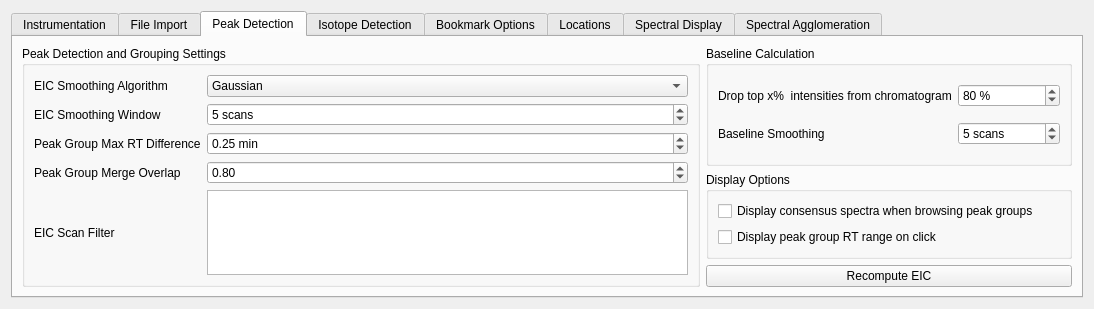
Before: the Qt Designer form src/maven/forms/settingsform.ui in eugenemel/maven, drawn with Qt 5.
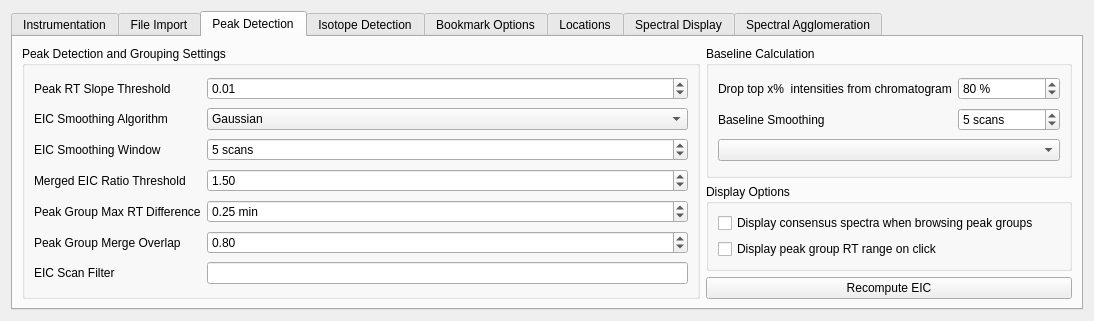
After: the same form once the commit is applied. Icons and pictures are not drawn.

Commit message: Issue 549, 620: Updated settings form with additional parameters.

What changed in the file:
```diff
--- a/src/maven/forms/settingsform.ui
+++ b/src/maven/forms/settingsform.ui
@@ -7,7 +7,7 @@
     <x>0</x>
     <y>0</y>
     <width>1094</width>
-    <height>309</height>
+    <height>321</height>
    </rect>
   </property>
   <property name="sizePolicy">
@@ -352,31 +352,25 @@
       </attribute>
       <layout class="QGridLayout" name="gridLayout_7">
        <item row="0" column="1" rowspan="2">
-        <widget class="QGroupBox" name="groupBox_7">
+        <widget class="QGroupBox" name="boxBaseline">
          <property name="title">
           <string>Baseline Calculation</string>
          </property>
          <layout class="QGridLayout" name="gridLayout_6">
+          <item row="0" column="0">
+           <widget class="QLabel" name="lblDropTopX">
+            <property name="text">
+             <string>Drop top x%  intensities from chromatogram</string>
+            </property>
+           </widget>
+          </item>
           <item row="1" column="0">
-           <widget class="QLabel" name="label_20">
+           <widget class="QLabel" name="lblBaselineSmoothing">
             <property name="text">
              <string>Baseline Smoothing </string>
             </property>
            </widget>
           </item>
-          <item row="1" column="1">
-           <widget class="QSpinBox" name="baseline_smoothing">
-            <property name="suffix">
-             <string> scans</string>
-            </property>
-            <property name="maximum">
-             <number>1000000</number>
-            </property>
-            <property name="value">
-             <number>5</number>
-            </property>
-           </widget>
-          </item>
           <item row="0" column="1">
            <widget class="QSpinBox" name="baseline_quantile">
             <property name="suffix">
@@ -393,30 +387,32 @@
             </property>
            </widget>
           </item>
-          <item row="0" column="0">
-           <widget class="QLabel" name="label_21">
-            <property name="text">
-             <string>Drop top x%  intensities from chromatogram</string>
+          <item row="1" column="1">
+           <widget class="QSpinBox" name="baseline_smoothing">
+            <property name="suffix">
+             <string> scans</string>
+            </property>
+            <property name="maximum">
+             <number>1000000</number>
+            </property>
+            <property name="value">
+             <number>5</number>
             </property>
            </widget>
           </item>
+          <item row="2" column="0" colspan="2">
+           <widget class="QComboBox" name="cmbBaselineType"/>
+          </item>
          </layout>
         </widget>
        </item>
-       <item row="3" column="1">
-        <widget class="QPushButton" name="recomputeEICButton">
-         <property name="text">
-          <string>Recompute EIC</string>
-         </property>
-        </widget>
-       </item>
        <item row="0" column="0" rowspan="4">
-        <widget class="QGroupBox" name="groupBox_3">
+        <widget class="QGroupBox" name="boxPeakDetectionGrouping">
          <property name="title">
           <string>Peak Detection and Grouping Settings</string>
          </property>
          <layout class="QGridLayout">
-          <item row="2" column="1">
+          <item row="4" column="1">
            <widget class="QDoubleSpinBox" name="grouping_maxRtWindow">
             <property name="suffix">
              <string> min</string>
@@ -432,24 +428,7 @@
             </property>
            </widget>
           </item>
-          <item row="2" column="0">
-           <widget class="QLabel" name="label_6">
-            <property name="text">
-             <string>Peak Group Max RT Difference</string>
-            </property>
-           </widget>
-          </item>
-          <item row="0" column="0">
-           <widget class="QLabel" name="label_22">
-            <property name="text">
-             <string>EIC Smoothing Algorithm</string>
-            </property>
-           </widget>
-          </item>
-          <item row="4" column="1">
-           <widget class="QPlainTextEdit" name="txtEICScanFilter"/>
-          </item>
-          <item row="0" column="1">
+          <item row="1" column="1">
            <widget class="QComboBox" name="eic_smoothingAlgorithm">
             <item>
              <property name="text">
@@ -463,14 +442,7 @@
             </item>
            </widget>
           </item>
-          <item row="1" column="0">
-           <widget class="QLabel" name="label_2">
-            <property name="text">
-             <string>EIC Smoothing Window </string>
-            </property>
-           </widget>
-          </item>
-          <item row="1" column="1">
+          <item row="2" column="1">
            <widget class="QSpinBox" name="eic_smoothingWindow">
             <property name="suffix">
              <string> scans</string>
@@ -486,14 +458,79 @@
             </property>
            </widget>
           </item>
-          <item row="4" column="0">
+          <item row="5" column="0">
+           <widget class="QLabel" name="lblMergeOverlap">
+            <property name="text">
+             <string>Peak Group Merge Overlap</string>
+            </property>
+           </widget>
+          </item>
+          <item row="7" column="0">
            <widget class="QLabel" name="lblEICScanFilter">
             <property name="text">
              <string>EIC Scan Filter</string>
             </property>
            </widget>
           </item>
+          <item row="0" column="1">
+           <widget class="QDoubleSpinBox" name="spnPeakRtSlopeThreshold">
+            <property name="maximum">
+             <double>1.000000000000000</double>
+            </property>
+            <property name="singleStep">
+             <double>0.010000000000000</double>
+            </property>
+            <property name="value">
+             <double>0.010000000000000</double>
+            </property>
+           </widget>
+          </item>
           <item row="3" column="1">
+           <widget class="QDoubleSpinBox" name="spnMergedEicIntensityRatio">
+            <property name="maximum">
+             <double>9999999.000000000000000</double>
+            </property>
+            <property name="value">
+             <double>1.500000000000000</double>
+            </property>
+           </widget>
+          </item>
+          <item row="3" column="0">
+           <widget class="QLabel" name="lblMergedEicRatio">
+            <property name="text">
+             <string>Merged EIC Ratio Threshold</string>
+            </property>
+           </widget>
+          </item>
+          <item row="0" column="0">
+           <widget class="QLabel" name="lblPeakRtSlopeThreshold">
+            <property name="text">
+             <string>Peak RT Slope Threshold</string>
+            </property>
+           </widget>
+          </item>
+          <item row="1" column="0">
+           <widget class="QLabel" name="lblEicSmoothingAlgorithm">
+            <property name="text">
+             <string>EIC Smoothing Algorithm</string>
+            </property>
+           </widget>
+          </item>
+          <item row="4" column="0">
+           <widget class="QLabel" name="lblPeakGroupMaxRt">
+            <property name="text">
+             <string>Peak Group Max RT Difference</string>
+            </property>
+           </widget>
+          </item>
+          <item row="2" column="0">
+           <widget class="QLabel" name="lblEicSmoothingWindow">
+            <property name="text">
+             <string>EIC Smoothing Window </string>
+            </property>
+           </widget>
+          </item>
+          <item row="5" column="1">
            <widget class="QDoubleSpinBox" name="spnMergeOverlap">
             <property name="maximum">
              <double>1.000000000000000</double>
@@ -503,18 +540,14 @@
             </property>
            </widget>
           </item>
-          <item row="3" column="0">
-           <widget class="QLabel" name="lblMergeOverlap">
-            <property name="text">
-             <string>Peak Group Merge Overlap</string>
-            </property>
-           </widget>
+          <item row="7" column="1">
+           <widget class="QLineEdit" name="lineEicScanFilter"/>
           </item>
          </layout>
         </widget>
        </item>
        <item row="2" column="1">
-        <widget class="QGroupBox" name="groupBox_8">
+        <widget class="QGroupBox" name="boxDisplayOptions">
          <property name="title">
           <string>Display Options</string>
          </property>
@@ -539,6 +572,13 @@
          </layout>
         </widget>
        </item>
+       <item row="3" column="1">
+        <widget class="QPushButton" name="recomputeEICButton">
+         <property name="text">
+          <string>Recompute EIC</string>
+         </property>
+        </widget>
+       </item>
       </layout>
      </widget>
      <widget class="QWidget" name="isotopeDetectOptions">
```
The commit also changes 1 other file.
